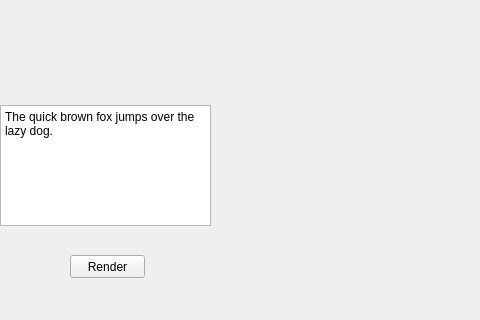
Before: the Qt Designer form viewer.ui in liligeng111/typesetter, drawn with Qt 5; both pictures show x 0 to 480 and y 322 to 642 of the 897 by 642 pixel window.
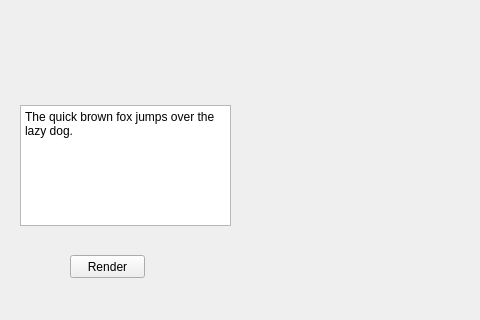
After: the same form once the commit is applied.

The edit to the form file:
```diff
--- a/viewer.ui
+++ b/viewer.ui
@@ -30,7 +30,7 @@
    <widget class="QPlainTextEdit" name="plainTextEdit">
     <property name="geometry">
      <rect>
-      <x>0</x>
+      <x>20</x>
       <y>410</y>
       <width>211</width>
       <height>121</height>
```
